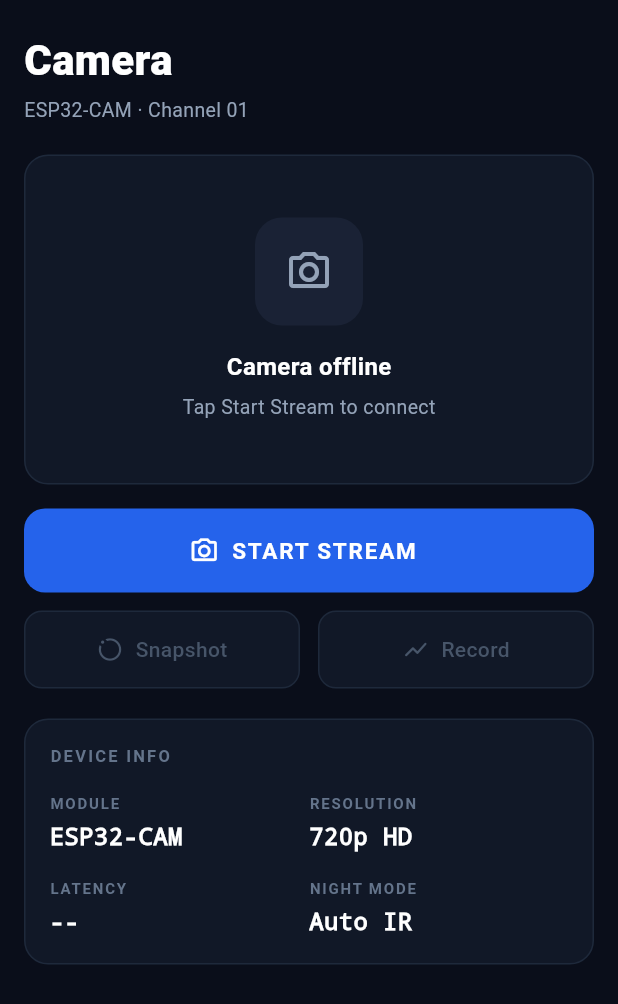
After one commit to Ibrah-N/anti_theft_app, a Flutter app: the screen it shows after launch, item 4 of the bottom bar chosen, on a phone screen of 412 x 824 dp. The commit adds this screen. Shown: the top 1004 px of the screen. Run offline on Flutter 3.47's test engine with Material 3 defaults, Android fonts, the phone set to English and light mode, and no system bars; our stand-ins replace flutter_map, latlong2; Roboto replaces fonts that are missing (SF Pro Display).

Commit message:
Camera Screen added successfully

```diff
--- /dev/null
+++ b/lib/data/models/camera_model.dart
@@ -0,0 +1,51 @@
+enum CameraStatus { offline, connecting, streaming }
+
+class CameraModel {
+  final String moduleId;
+  final String channelLabel;
+  final String resolution;
+  final String nightMode;
+  final String latency;        // "--" when offline
+  final CameraStatus status;
+  final String? streamUrl;     // null until backend provides it
+
+  const CameraModel({
+    required this.moduleId,
+    required this.channelLabel,
+    required this.resolution,
+    required this.nightMode,
+    required this.latency,
+    required this.status,
+    this.streamUrl,
+  });
+
+  /// Mock — swap for real data in Step 2
+  factory CameraModel.mock() => const CameraModel(
+        moduleId:     'ESP32-CAM',
+        channelLabel: 'Channel 01',
+        resolution:   '720p HD',
+        nightMode:    'Auto IR',
+        latency:      '--',
+        status:       CameraStatus.offline,
+        streamUrl:    null,
+      );
+
+  CameraModel copyWith({
+    String?       moduleId,
+    String?       channelLabel,
+    String?       resolution,
+    String?       nightMode,
+    String?       latency,
+    CameraStatus? status,
+    String?       streamUrl,
+  }) =>
+      CameraModel(
+        moduleId:     moduleId     ?? this.moduleId,
+        channelLabel: channelLabel ?? this.channelLabel,
+        resolution:   resolution   ?? this.resolution,
+        nightMode:    nightMode    ?? this.nightMode,
+        latency:      latency      ?? this.latency,
+        status:       status       ?? this.status,
+        streamUrl:    streamUrl    ?? this.streamUrl,
+      );
+}
--- /dev/null
+++ b/lib/presentation/screens/camera/camera_screen.dart
@@ -0,0 +1,225 @@
+
+import 'package:flutter/material.dart';
+import '../../../core/constants/app_colors.dart';
+import '../../../data/models/camera_model.dart';
+import '../../widgets/camera/stream_viewer.dart';
+import '../../widgets/camera/camera_control_row.dart';
+import '../../widgets/camera/device_info_card.dart';
+
+class CameraScreen extends StatefulWidget {
+  const CameraScreen({super.key});
+
+  @override
+  State<CameraScreen> createState() => _CameraScreenState();
+}
+
+class _CameraScreenState extends State<CameraScreen> {
+  CameraModel _camera = CameraModel.mock();
+  bool _isRecording = false;
+
+  // ── Stream control ─────────────────────────────────────────────────────────
+  Future<void> _toggleStream() async {
+    if (_camera.status == CameraStatus.streaming) {
+      // Stop stream
+      setState(() {
+        _camera = _camera.copyWith(status: CameraStatus.offline, latency: '--');
+        _isRecording = false;
+      });
+      return;
+    }
+
+    // Start: show connecting state
+    setState(() => _camera = _camera.copyWith(status: CameraStatus.connecting));
+
+    // TODO Step 2: replace with real API call to start ESP32-CAM stream
+    await Future.delayed(const Duration(seconds: 2));
+
+    setState(() => _camera = _camera.copyWith(
+          status: CameraStatus.streaming,
+          latency: '42 ms',
+        ));
+  }
+
+  void _onSnapshot() {
+    // TODO Step 2: send snapshot command to device
+    ScaffoldMessenger.of(context).showSnackBar(
+      SnackBar(
+        content: const Text('Snapshot saved'),
+        backgroundColor: AppColors.statusGreenBg,
+        behavior: SnackBarBehavior.floating,
+        shape: RoundedRectangleBorder(borderRadius: BorderRadius.circular(10)),
+      ),
+    );
+  }
+
+  void _onRecord() {
+    setState(() => _isRecording = !_isRecording);
+    // TODO Step 2: send start/stop record command to device
+  }
+
+  // ── Build ───────────────────────────────────────────────────────────────────
+  @override
+  Widget build(BuildContext context) {
+    final bool isStreaming = _camera.status == CameraStatus.streaming;
+    final bool isConnecting = _camera.status == CameraStatus.connecting;
+
+    return Scaffold(
+      backgroundColor: AppColors.scaffoldBg,
+      body: SafeArea(
+        child: SingleChildScrollView(
+          padding: const EdgeInsets.fromLTRB(16, 20, 16, 24),
+          child: Column(
+            crossAxisAlignment: CrossAxisAlignment.start,
+            children: [
+
+              // ── Header ────────────────────────────────────────────────────
+              _buildHeader(),
+              const SizedBox(height: 20),
+
+              // ── Stream viewer ─────────────────────────────────────────────
+              StreamViewer(status: _camera.status),
+              const SizedBox(height: 16),
+
+              // ── START / STOP STREAM button ────────────────────────────────
+              _buildStreamButton(isStreaming, isConnecting),
+              const SizedBox(height: 12),
+
+              // ── Snapshot + Record row ─────────────────────────────────────
+              CameraControlRow(
+                status: _camera.status,
+                isRecording: _isRecording,
+                onSnapshot: _onSnapshot,
+                onRecord: _onRecord,
+              ),
+              const SizedBox(height: 20),
+
+              // ── Device info card ──────────────────────────────────────────
+              DeviceInfoCard(camera: _camera),
+            ],
+          ),
+        ),
+      ),
+    );
+  }
+
+  // ── Header widget ─────────────────────────────────────────────────────────
+  Widget _buildHeader() {
+    return Row(
+      crossAxisAlignment: CrossAxisAlignment.start,
+      children: [
+        Expanded(
+          child: Column(
+            crossAxisAlignment: CrossAxisAlignment.start,
+            children: [
+              const Text(
+                'Camera',
+                style: TextStyle(
+                  color: AppColors.textPrimary,
+                  fontSize: 28,
+                  fontWeight: FontWeight.w800,
+                ),
+              ),
+              const SizedBox(height: 4),
+              Text(
+                '${_camera.moduleId} · ${_camera.channelLabel}',
+                style: const TextStyle(
+                  color: AppColors.textSecondary,
+                  fontSize: 13,
+                ),
+              ),
+            ],
+          ),
+        ),
+
+        // Recording indicator — only shown when recording
+        if (_isRecording)
+          Container(
+            padding:
+                const EdgeInsets.symmetric(horizontal: 10, vertical: 5),
+            decoration: BoxDecoration(
+              color: AppColors.statusRedBg,
+              borderRadius: BorderRadius.circular(20),
+              border: Border.all(
+                  color: AppColors.statusRed.withOpacity(0.4)),
+            ),
+            child: Row(
+              mainAxisSize: MainAxisSize.min,
+              children: [
+                Container(
+                  width: 7,
+                  height: 7,
+                  decoration: const BoxDecoration(
+                    color: AppColors.statusRed,
+                    shape: BoxShape.circle,
+                  ),
+                ),
+                const SizedBox(width: 6),
+                const Text(
+                  'REC',
+                  style: TextStyle(
+                    color: AppColors.statusRed,
+                    fontSize: 12,
+                    fontWeight: FontWeight.w700,
+                    letterSpacing: 1.0,
+                  ),
+                ),
+              ],
+            ),
+          ),
+      ],
+    );
+  }
+
+  // ── Stream button ──────────────────────────────────────────────────────────
+  Widget _buildStreamButton(bool isStreaming, bool isConnecting) {
+    return SizedBox(
+      width: double.infinity,
+      height: 56,
+      child: ElevatedButton.icon(
+        onPressed: isConnecting ? null : _toggleStream,
+        icon: isConnecting
+            ? const SizedBox(
+                width: 18,
+                height: 18,
+                child: CircularProgressIndicator(
+                  strokeWidth: 2,
+                  color: Colors.white,
+                ),
+              )
+            : Icon(
+                isStreaming
+                    ? Icons.stop_circle_outlined
+                    : Icons.photo_camera_outlined,
+                size: 20,
+              ),
+        label: Text(
+          isConnecting
+              ? 'CONNECTING…'
+              : isStreaming
+                  ? 'STOP STREAM'
+                  : 'START STREAM',
+          style: const TextStyle(
+            fontSize: 15,
+            fontWeight: FontWeight.w700,
+            letterSpacing: 1.2,
+          ),
+        ),
+        style: ElevatedButton.styleFrom(
+          backgroundColor:
+              isStreaming ? AppColors.statusRedBg : AppColors.primaryBlue,
+          foregroundColor:
+              isStreaming ? AppColors.statusRed : Colors.white,
+          disabledBackgroundColor: AppColors.inputBg,
+          disabledForegroundColor: AppColors.textMuted,
+          shape: RoundedRectangleBorder(
+            borderRadius: BorderRadius.circular(14),
+            side: isStreaming
+                ? BorderSide(color: AppColors.statusRed.withOpacity(0.4))
+                : BorderSide.none,
+          ),
+          elevation: 0,
+        ),
+      ),
+    );
+  }
+}
--- a/lib/presentation/screens/home/home_screen.dart
+++ b/lib/presentation/screens/home/home_screen.dart
@@ -10,6 +10,7 @@ import '../../widgets/common/bottom_nav_bar.dart';
 import '../vehicle/vehicle_screen.dart';
 import '../map/map_screen.dart';
 import '../settings/settings_screen.dart';
+import '../camera/camera_screen.dart';
 
 class HomeScreen extends StatefulWidget {
   const HomeScreen({super.key});
@@ -161,6 +162,9 @@ class _HomeScreenState extends State<HomeScreen> {
           } else if (i == 2) {
             Navigator.push(context,
                 MaterialPageRoute(builder: (_) => const MapScreen()));
+          } else if (i == 3) {
+            Navigator.push(context,
+                MaterialPageRoute(builder: (_) => const CameraScreen()));
           } else if (i == 5) {
             Navigator.push(context,
                 MaterialPageRoute(builder: (_) => const SettingsScreen()));
--- /dev/null
+++ b/lib/presentation/widgets/camera/camera_control_row.dart
@@ -0,0 +1,100 @@
+import 'package:flutter/material.dart';
+import '../../../core/constants/app_colors.dart';
+import '../../../data/models/camera_model.dart';
+
+class CameraControlRow extends StatelessWidget {
+  final CameraStatus status;
+  final bool isRecording;
+  final VoidCallback onSnapshot;
+  final VoidCallback onRecord;
+
+  const CameraControlRow({
+    super.key,
+    required this.status,
+    required this.isRecording,
+    required this.onSnapshot,
+    required this.onRecord,
+  });
+
+  bool get _enabled => status == CameraStatus.streaming;
+
+  @override
+  Widget build(BuildContext context) {
+    return Row(
+      children: [
+        Expanded(
+          child: _ControlButton(
+            icon: Icons.motion_photos_on_outlined,
+            label: 'Snapshot',
+            enabled: _enabled,
+            onTap: onSnapshot,
+          ),
+        ),
+        const SizedBox(width: 12),
+        Expanded(
+          child: _ControlButton(
+            icon: Icons.show_chart_rounded,
+            label: isRecording ? 'Stop' : 'Record',
+            enabled: _enabled,
+            active: isRecording,
+            onTap: onRecord,
+          ),
+        ),
+      ],
+    );
+  }
+}
+
+class _ControlButton extends StatelessWidget {
+  final IconData icon;
+  final String label;
+  final bool enabled;
+  final bool active;
+  final VoidCallback onTap;
+
+  const _ControlButton({
+    required this.icon,
+    required this.label,
+    required this.enabled,
+    required this.onTap,
+    this.active = false,
+  });
+
+  @override
+  Widget build(BuildContext context) {
+    final Color fg = enabled
+        ? (active ? AppColors.statusRed : AppColors.textPrimary)
+        : AppColors.textMuted;
+
+    final Color border = enabled
+        ? (active ? AppColors.statusRed : AppColors.borderColor)
+        : AppColors.borderColor;
+
+    return GestureDetector(
+      onTap: enabled ? onTap : null,
+      child: Container(
+        height: 52,
+        decoration: BoxDecoration(
+          color: AppColors.cardBg,
+          borderRadius: BorderRadius.circular(12),
+          border: Border.all(color: border),
+        ),
+        child: Row(
+          mainAxisAlignment: MainAxisAlignment.center,
+          children: [
+            Icon(icon, color: fg, size: 18),
+            const SizedBox(width: 8),
+            Text(
+              label,
+              style: TextStyle(
+                color: fg,
+                fontSize: 14,
+                fontWeight: FontWeight.w500,
+              ),
+            ),
+          ],
+        ),
+      ),
+    );
+  }
+}
--- /dev/null
+++ b/lib/presentation/widgets/camera/device_info_card.dart
@@ -0,0 +1,87 @@
+import 'package:flutter/material.dart';
+import '../../../core/constants/app_colors.dart';
+import '../../../data/models/camera_model.dart';
+
+class DeviceInfoCard extends StatelessWidget {
+  final CameraModel camera;
+
+  const DeviceInfoCard({super.key, required this.camera});
+
+  @override
+  Widget build(BuildContext context) {
+    return Container(
+      padding: const EdgeInsets.all(16),
+      decoration: BoxDecoration(
+        color: AppColors.cardBg,
+        borderRadius: BorderRadius.circular(16),
+        border: Border.all(color: AppColors.borderColor),
+      ),
+      child: Column(
+        crossAxisAlignment: CrossAxisAlignment.start,
+        children: [
+          // Section label
+          const Text(
+            'DEVICE INFO',
+            style: TextStyle(
+              color: AppColors.labelColor,
+              fontSize: 11,
+              fontWeight: FontWeight.w600,
+              letterSpacing: 1.5,
+            ),
+          ),
+          const SizedBox(height: 16),
+
+          // 2×2 info grid
+          Row(
+            children: [
+              Expanded(child: _InfoCell(label: 'MODULE',     value: camera.moduleId)),
+              Expanded(child: _InfoCell(label: 'RESOLUTION', value: camera.resolution)),
+            ],
+          ),
+          const SizedBox(height: 16),
+          Row(
+            children: [
+              Expanded(child: _InfoCell(label: 'LATENCY',    value: camera.latency)),
+              Expanded(child: _InfoCell(label: 'NIGHT MODE', value: camera.nightMode)),
+            ],
+          ),
+        ],
+      ),
+    );
+  }
+}
+
+class _InfoCell extends StatelessWidget {
+  final String label;
+  final String value;
+
+  const _InfoCell({required this.label, required this.value});
+
+  @override
+  Widget build(BuildContext context) {
+    return Column(
+      crossAxisAlignment: CrossAxisAlignment.start,
+      children: [
+        Text(
+          label,
+          style: const TextStyle(
+            color: AppColors.labelColor,
+            fontSize: 10,
+            fontWeight: FontWeight.w600,
+            letterSpacing: 1.2,
+          ),
+        ),
+        const SizedBox(height: 4),
+        Text(
+          value,
+          style: const TextStyle(
+            color: AppColors.textPrimary,
+            fontSize: 16,
+            fontWeight: FontWeight.w700,
+            fontFamily: 'monospace',
+          ),
+        ),
+      ],
+    );
+  }
+}
--- /dev/null
+++ b/lib/presentation/widgets/camera/stream_viewer.dart
@@ -0,0 +1,191 @@
+
+import 'package:flutter/material.dart';
+import '../../../core/constants/app_colors.dart';
+import '../../../data/models/camera_model.dart';
+
+class StreamViewer extends StatelessWidget {
+  final CameraStatus status;
+
+  const StreamViewer({super.key, required this.status});
+
+  @override
+  Widget build(BuildContext context) {
+    return Container(
+      width: double.infinity,
+      height: 220,
+      decoration: BoxDecoration(
+        color: AppColors.cardBg,
+        borderRadius: BorderRadius.circular(16),
+        border: Border.all(color: AppColors.borderColor),
+      ),
+      child: ClipRRect(
+        borderRadius: BorderRadius.circular(16),
+        child: _buildContent(),
+      ),
+    );
+  }
+
+  Widget _buildContent() {
+    switch (status) {
+      case CameraStatus.offline:
+        return _OfflineState();
+
+      case CameraStatus.connecting:
+        return _ConnectingState();
+
+      case CameraStatus.streaming:
+        // TODO Step 2: Replace with real MJPEG / WebRTC widget
+        return _LivePlaceholder();
+    }
+  }
+}
+
+// ── Offline ────────────────────────────────────────────────────────────────
+class _OfflineState extends StatelessWidget {
+  @override
+  Widget build(BuildContext context) {
+    return Column(
+      mainAxisAlignment: MainAxisAlignment.center,
+      children: [
+        Container(
+          width: 72,
+          height: 72,
+          decoration: BoxDecoration(
+            color: AppColors.inputBg,
+            borderRadius: BorderRadius.circular(18),
+          ),
+          child: const Icon(
+            Icons.photo_camera_outlined,
+            color: AppColors.textSecondary,
+            size: 32,
+          ),
+        ),
+        const SizedBox(height: 16),
+        const Text(
+          'Camera offline',
+          style: TextStyle(
+            color: AppColors.textPrimary,
+            fontSize: 16,
+            fontWeight: FontWeight.w600,
+          ),
+        ),
+        const SizedBox(height: 6),
+        const Text(
+          'Tap Start Stream to connect',
+          style: TextStyle(
+            color: AppColors.textSecondary,
+            fontSize: 13,
+          ),
+        ),
+      ],
+    );
+  }
+}
+
+// ── Connecting ─────────────────────────────────────────────────────────────
+class _ConnectingState extends StatefulWidget {
+  @override
+  State<_ConnectingState> createState() => _ConnectingStateState();
+}
+
+class _ConnectingStateState extends State<_ConnectingState>
+    with SingleTickerProviderStateMixin {
+  late final AnimationController _ctrl;
+  late final Animation<double> _pulse;
+
+  @override
+  void initState() {
+    super.initState();
+    _ctrl = AnimationController(
+        vsync: this, duration: const Duration(milliseconds: 900))
+      ..repeat(reverse: true);
+    _pulse = Tween(begin: 0.5, end: 1.0).animate(
+        CurvedAnimation(parent: _ctrl, curve: Curves.easeInOut));
+  }
+
+  @override
+  void dispose() {
+    _ctrl.dispose();
+    super.dispose();
+  }
+
+  @override
+  Widget build(BuildContext context) {
+    return Column(
+      mainAxisAlignment: MainAxisAlignment.center,
+      children: [
+        FadeTransition(
+          opacity: _pulse,
+          child: Container(
+            width: 72,
+            height: 72,
+            decoration: BoxDecoration(
+              color: AppColors.iconBlueBg,
+              borderRadius: BorderRadius.circular(18),
+            ),
+            child: const Icon(
+              Icons.photo_camera_outlined,
+              color: AppColors.accentBlue,
+              size: 32,
+            ),
+          ),
+        ),
+        const SizedBox(height: 16),
+        const Text(
+          'Connecting…',
+          style: TextStyle(
+            color: AppColors.textPrimary,
+            fontSize: 16,
+            fontWeight: FontWeight.w600,
+          ),
+        ),
+        const SizedBox(height: 6),
+        const Text(
+          'Establishing secure stream',
+          style: TextStyle(color: AppColors.textSecondary, fontSize: 13),
+        ),
+      ],
+    );
+  }
+}
+
+// ── Live placeholder ────────────────────────────────────────────────────────
+class _LivePlaceholder extends StatelessWidget {
+  @override
+  Widget build(BuildContext context) {
+    return Stack(
+      fit: StackFit.expand,
+      children: [
+        // Replace this Container with your actual video widget in Step 2
+        Container(color: Colors.black),
+
+        // Live badge
+        Positioned(
+          top: 12,
+          left: 12,
+          child: Container(
+            padding:
+                const EdgeInsets.symmetric(horizontal: 10, vertical: 4),
+            decoration: BoxDecoration(
+              color: AppColors.statusRed,
+              borderRadius: BorderRadius.circular(6),
+            ),
+            child: const Row(
+              mainAxisSize: MainAxisSize.min,
+              children: [
+                Icon(Icons.circle, color: Colors.white, size: 8),
+                SizedBox(width: 5),
+                Text('LIVE',
+                    style: TextStyle(
+                        color: Colors.white,
+                        fontSize: 11,
+                        fontWeight: FontWeight.bold,
+                        letterSpacing: 1.2)),
+              ],
+            ),
+          ),
+        ),
+      ],
+    );
+  }
+}
```
